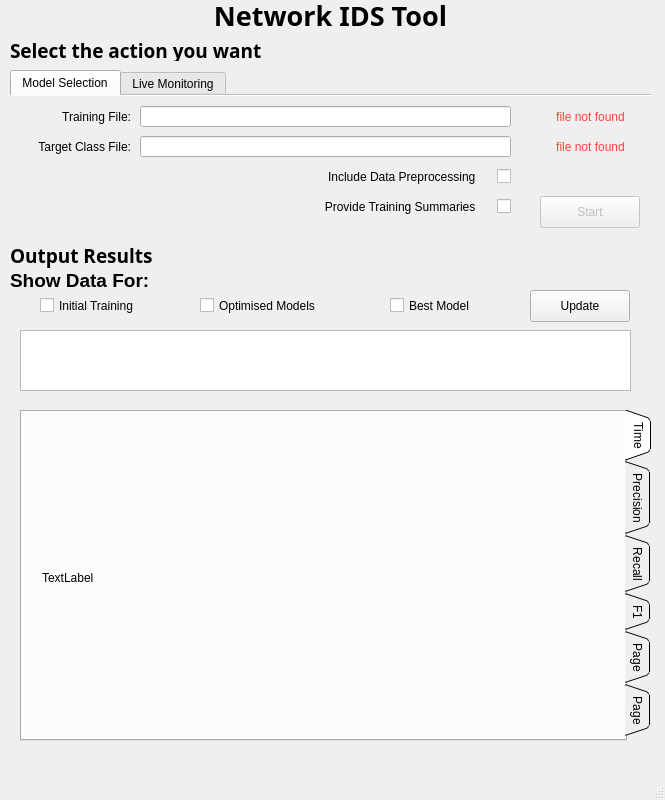
This is updatedWindow.ui in judebcampbell/ICSNetworkIDSBuilder as Qt 5 draws it before an edit. The edited form follows.
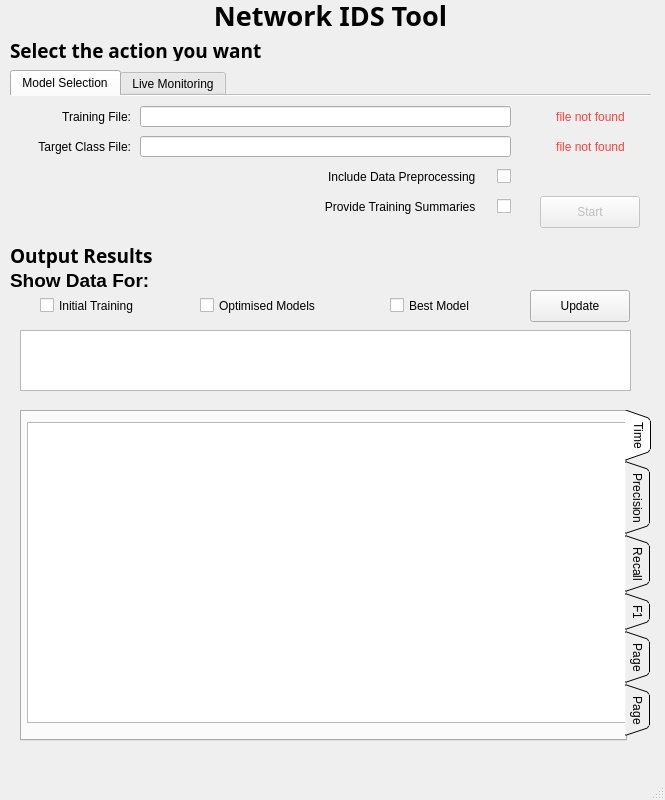
This is the edited form. The open tabs and pages were chosen to show the change.

What changed in the file:
```diff
--- a/updatedWindow.ui
+++ b/updatedWindow.ui
@@ -325,6 +325,16 @@
         <string>TextLabel</string>
        </property>
       </widget>
+      <widget class="QGraphicsView" name="graphicsView">
+       <property name="geometry">
+        <rect>
+         <x>5</x>
+         <y>10</y>
+         <width>601</width>
+         <height>301</height>
+        </rect>
+       </property>
+      </widget>
      </widget>
      <widget class="QWidget" name="PrecisionTAB">
       <attribute name="title">
```
Left out of the diff: 4 changed lines with no effect on the pictures.
